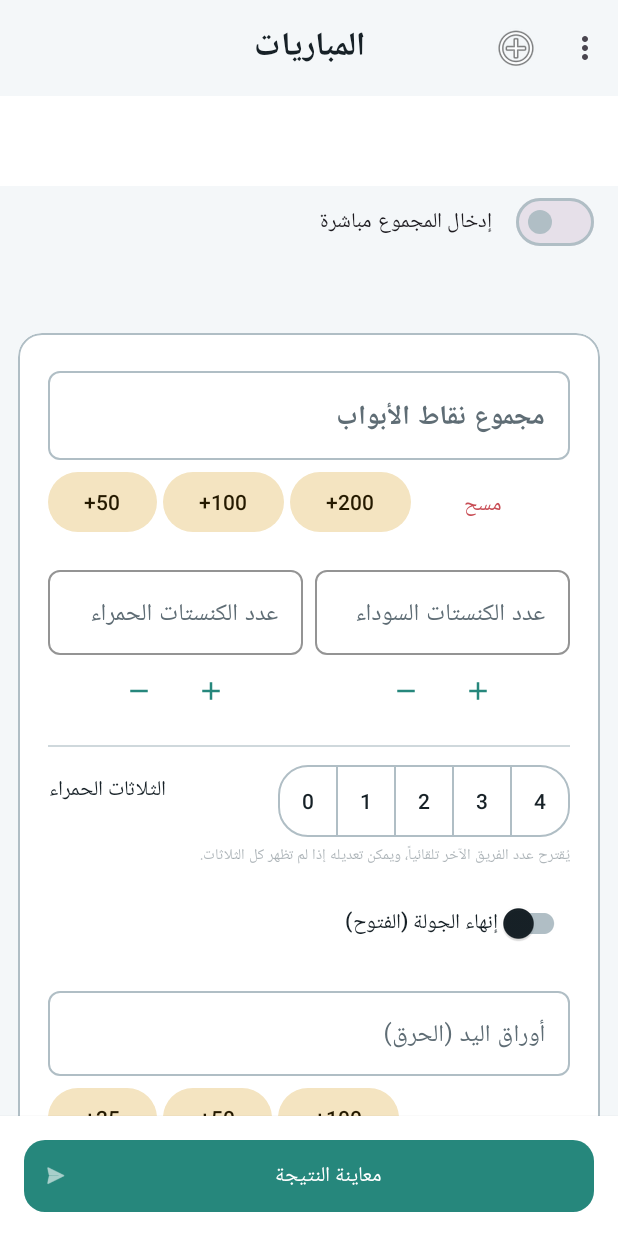
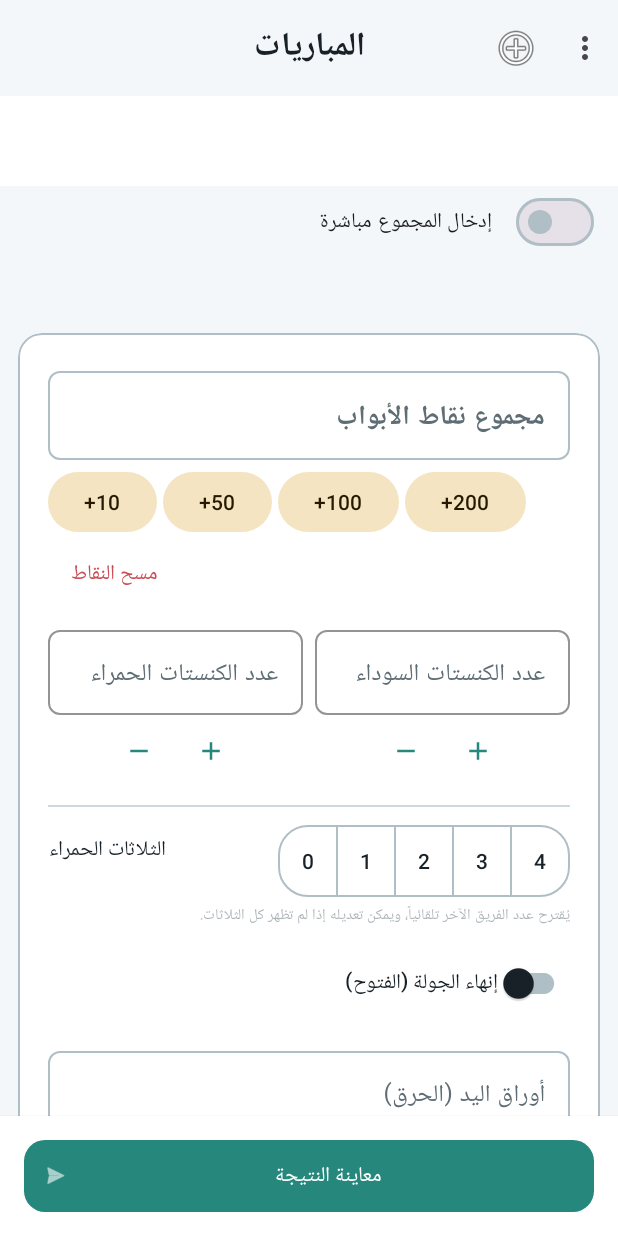
Before and after one commit to mohammdalloush175-sys/KanastaScore, an Android app: the fragment RoundInputFragment placed in its activity, on a phone screen of 412 x 824 dp. Run offline under Robolectric (Android 15) with nearby library versions, the phone set to English and light mode, and no system bars.

Commit message:
fix: show meld shortcuts and clear action for both teams

```diff
--- a/app/build.gradle.kts
+++ b/app/build.gradle.kts
@@ -14,8 +14,8 @@ android {
         applicationId = "com.mohammdalloush.kanastascore"
         minSdk = 24
         targetSdk = 36
-        versionCode = 7
-        versionName = "1.2.1"
+        versionCode = 8
+        versionName = "1.2.2"
 
         testInstrumentationRunner = "androidx.test.runner.AndroidJUnitRunner"
     }
--- a/app/src/main/res/layout/layout_team_round_input.xml
+++ b/app/src/main/res/layout/layout_team_round_input.xml
@@ -51,8 +51,7 @@
             <HorizontalScrollView
                 android:layout_width="match_parent"
                 android:layout_height="wrap_content"
-                android:scrollbars="none"
-                android:layout_marginBottom="@dimen/spacing_16">
+                android:scrollbars="none">
                 <LinearLayout
                     android:layout_width="wrap_content"
                     android:layout_height="wrap_content"
@@ -63,7 +62,6 @@
                         android:layout_width="wrap_content"
                         android:layout_height="wrap_content"
                         android:text="+10"
-                        android:visibility="gone"
                         android:layout_marginEnd="@dimen/spacing_4"
                         android:minWidth="60dp"
                         app:paddingStart="4dp"
@@ -98,15 +96,19 @@
                         android:minWidth="60dp"
                         app:paddingStart="4dp"
                         app:paddingEnd="4dp"/>
-                    <com.google.android.material.button.MaterialButton
-                        android:id="@+id/btn_meld_clear"
-                        style="@style/Widget.Material3.Button.TextButton"
-                        android:layout_width="wrap_content"
-                        android:layout_height="wrap_content"
-                        android:text="مسح"
-                        android:textColor="@color/negativeScore"/>
                 </LinearLayout>
             </HorizontalScrollView>
+
+            <com.google.android.material.button.MaterialButton
+                android:id="@+id/btn_meld_clear"
+                style="@style/Widget.Material3.Button.TextButton"
+                android:layout_width="wrap_content"
+                android:layout_height="wrap_content"
+                android:layout_gravity="start"
+                android:layout_marginBottom="@dimen/spacing_8"
+                android:minHeight="48dp"
+                android:text="@string/clear_meld_points"
+                android:textColor="@color/negativeScore"/>
 
             <!-- Canastas Section -->
             <LinearLayout
--- a/app/src/main/res/values/strings.xml
+++ b/app/src/main/res/values/strings.xml
@@ -68,6 +68,7 @@
     <string name="exited_label">إنهاء الجولة (الفتوح)</string>
     <string name="team_exited_hint">أنهى %1$s الجولة</string>
     <string name="remaining_points">أوراق اليد (الحرق)</string>
+    <string name="clear_meld_points">مسح النقاط</string>
     <string name="direct_meld_total">مجموع نقاط الأبواب</string>
     <string name="red_canastas_count">عدد الكنستات الحمراء</string>
     <string name="black_canastas_count">عدد الكنستات السوداء</string>
```
Also changed, not shown: app/src/main/java/com/mohammdalloush/kanastascore/ui/RoundInputFragment.kt (+3 -8 lines).
